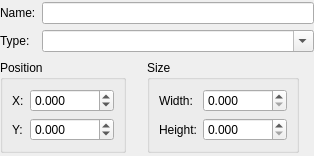
mapeditor/tiled, file src/tiled/objectpropertiesdialog.ui: the form before one commit.
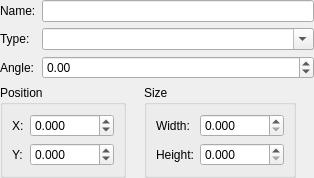
The form after the commit.

Commit message: Added MapObject angle

What changed in the file:
```diff
--- a/src/tiled/objectpropertiesdialog.ui
+++ b/src/tiled/objectpropertiesdialog.ui
@@ -29,8 +29,15 @@
    <property name="margin">
     <number>0</number>
    </property>
-   <item row="0" column="0" colspan="4">
+   <item row="0" column="0" colspan="5">
     <layout class="QGridLayout" name="gridLayout_3">
+     <item row="1" column="1">
+      <widget class="QComboBox" name="type">
+       <property name="editable">
+        <bool>true</bool>
+       </property>
+      </widget>
+     </item>
      <item row="0" column="0">
       <widget class="QLabel" name="nameLabel">
        <property name="text">
@@ -54,15 +61,51 @@
      <item row="0" column="1">
       <widget class="QLineEdit" name="name"/>
      </item>
-     <item row="1" column="1">
-      <widget class="QComboBox" name="type">
-       <property name="editable">
-        <bool>true</bool>
+     <item row="2" column="1">
+      <widget class="QDoubleSpinBox" name="angle">
+       <property name="minimum">
+        <double>-360.000000000000000</double>
+       </property>
+       <property name="maximum">
+        <double>360.000000000000000</double>
+       </property>
+      </widget>
+     </item>
+     <item row="2" column="0">
+      <widget class="QLabel" name="angleLabel">
+       <property name="text">
+        <string>Angle:</string>
        </property>
       </widget>
      </item>
     </layout>
    </item>
+   <item row="1" column="1">
+    <spacer name="horizontalSpacer">
+     <property name="orientation">
+      <enum>Qt::Horizontal</enum>
+     </property>
+     <property name="sizeHint" stdset="0">
+      <size>
+       <width>0</width>
+       <height>20</height>
+      </size>
+     </property>
+    </spacer>
+   </item>
+   <item row="1" column="4">
+    <spacer name="horizontalSpacer_2">
+     <property name="orientation">
+      <enum>Qt::Horizontal</enum>
+     </property>
+     <property name="sizeHint" stdset="0">
+      <size>
+       <width>0</width>
+       <height>20</height>
+      </size>
+     </property>
+    </spacer>
+   </item>
    <item row="1" column="0">
     <widget class="QGroupBox" name="positionGroupBox">
      <property name="sizePolicy">
@@ -95,14 +138,14 @@
         </property>
        </widget>
       </item>
-      <item row="1" column="0">
+      <item row="2" column="0">
        <widget class="QLabel" name="yLabel">
         <property name="text">
          <string>Y:</string>
         </property>
        </widget>
       </item>
-      <item row="1" column="1">
+      <item row="2" column="1">
        <widget class="QDoubleSpinBox" name="y">
         <property name="decimals">
          <number>3</number>
@@ -118,19 +161,6 @@
      </layout>
     </widget>
    </item>
-   <item row="1" column="1">
-    <spacer name="horizontalSpacer">
-     <property name="orientation">
-      <enum>Qt::Horizontal</enum>
-     </property>
-     <property name="sizeHint" stdset="0">
-      <size>
-       <width>0</width>
-       <height>20</height>
-      </size>
-     </property>
-    </spacer>
-   </item>
    <item row="1" column="2">
     <widget class="QGroupBox" name="sizeGroupBox">
      <property name="sizePolicy">
@@ -180,19 +210,6 @@
      </layout>
     </widget>
    </item>
-   <item row="1" column="3">
-    <spacer name="horizontalSpacer_2">
-     <property name="orientation">
-      <enum>Qt::Horizontal</enum>
-     </property>
-     <property name="sizeHint" stdset="0">
-      <size>
-       <width>0</width>
-       <height>20</height>
-      </size>
-     </property>
-    </spacer>
-   </item>
   </layout>
  </widget>
  <resources/>
```
The commit also changes 26 other files.
